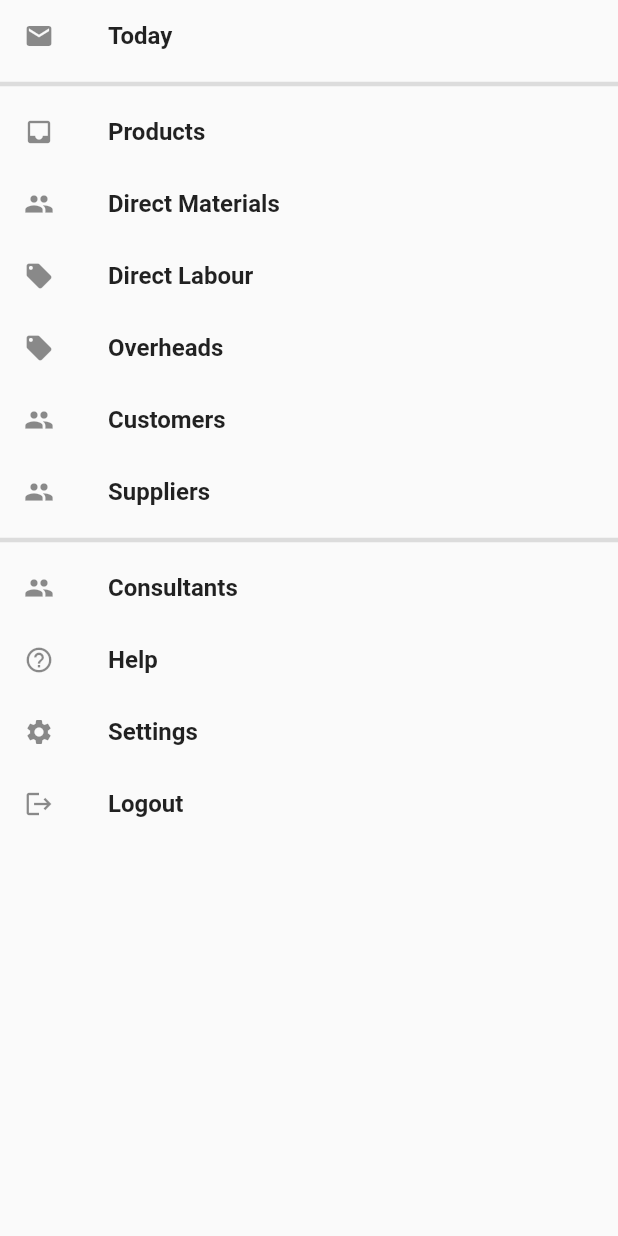
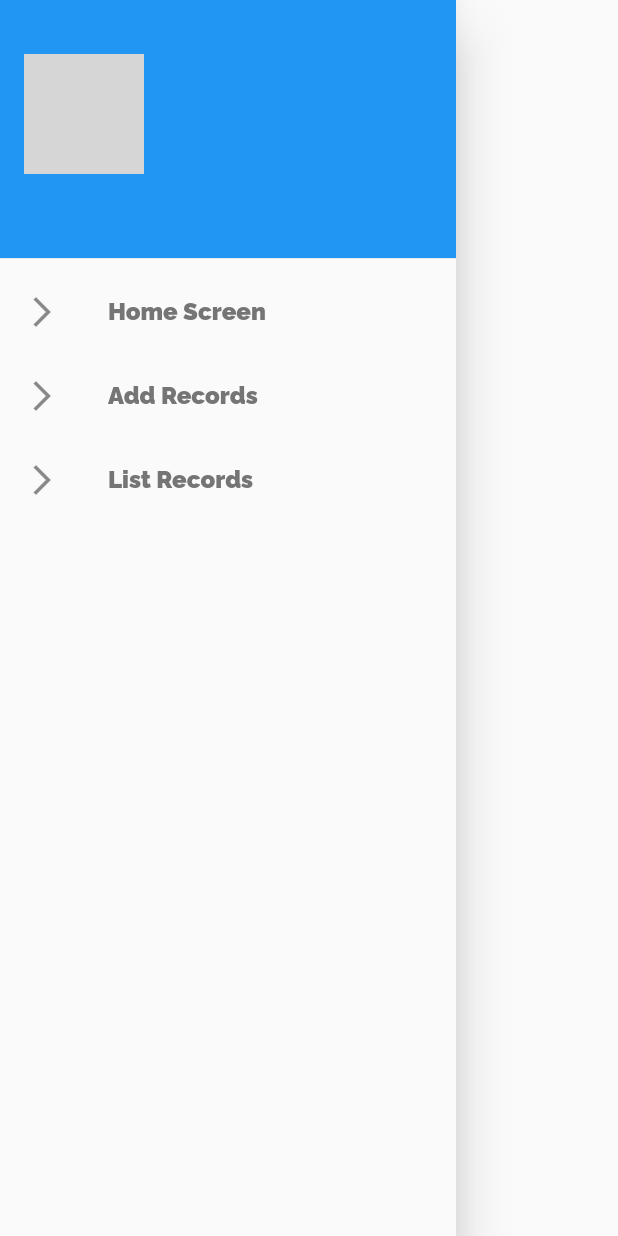
Before and after one commit to msaaddev/Routes-And-API-Integration-Flutter, a Flutter app: the DrawerList widget shown alone on an empty page, opened directly, on a phone screen of 412 x 824 dp. Run offline on Flutter 3.47's test engine with Material 2 defaults, Android fonts, the phone set to English and light mode, and no system bars; network calls fail; grey boxes are pictures that could not be loaded.

```diff
--- a/lib/AppDrawer.dart
+++ b/lib/AppDrawer.dart
@@ -1,4 +1,7 @@
 import 'package:flutter/material.dart';
+import 'package:assignment6/main.dart';
+import 'package:assignment6/AddRecord.dart';
+import 'package:assignment6/ListRecord.dart';
 
 class DrawerList extends StatefulWidget {
   @override
@@ -6,59 +9,77 @@ class DrawerList extends StatefulWidget {
 }
 
 class NewDrawerList extends State<DrawerList> {
-  List<String> labels = [
-    'Today',
-    'Products',
-    'Direct Materials',
-    'Direct Labour',
-    'Overheads',
-    'Customers',
-    'Suppliers',
-    'Consultants',
-    'Help',
-    'Settings',
-    'Logout'
-  ];
-
-  List<IconData> icons = [
-    Icons.email,
-    Icons.inbox,
-    Icons.group,
-    Icons.local_offer,
-    Icons.local_offer,
-    Icons.group,
-    Icons.group,
-    Icons.group,
-    Icons.help_outline,
-    Icons.settings,
-    Icons.logout
-  ];
-
   @override
   Widget build(BuildContext context) {
-    return Container(
-        height: double.maxFinite,
-        child: ListView.builder(
-            itemCount: labels.length,
-            itemBuilder: (context, index) {
-              return Column(children: <Widget>[
+    return Drawer(
+        child: ListView(
+      children: [
+        Container(
+          height: 180.0,
+          child: DrawerHeader(
+            child: Column(
+              crossAxisAlignment: CrossAxisAlignment.start,
+              children: <Widget>[
                 Container(
-                    child: index == 1 || index == 7
-                        ? Divider(
-                            thickness: 3,
-                          )
-                        : null),
-                ListTile(
-                  leading: Icon(icons[index], size: 20),
-                  title: Text(labels[index],
-                      style:
-                          TextStyle(fontSize: 16, fontWeight: FontWeight.w600)),
-                  onTap: () {
-                    Navigator.pop(context);
-                  },
-                  dense: true,
-                )
-              ]);
+                  margin: EdgeInsets.only(top: 20.0),
+                  child: ClipRRect(
+                    borderRadius: BorderRadius.circular(50),
+                    child: Image.network(
+                      'https://i.imgur.com/rG1TxNQ.png',
+                      height: 80,
+                      width: 80,
+                    ),
+                  ),
+                ),
+              ],
+            ),
+            decoration: BoxDecoration(
+              color: Colors.blue,
+            ),
+          ),
+        ),
+        ListTile(
+          leading: Icon(Icons.arrow_forward_ios),
+          title: Text('Home Screen',
+              style: TextStyle(
+                fontFamily: 'Raleway',
+                fontSize: 16,
+                color: Colors.grey[600],
+              )),
+          onTap: () {
+            Navigator.push(context, MaterialPageRoute(builder: (context) {
+              return MyApp();
             }));
+          },
+        ),
+        ListTile(
+            leading: Icon(Icons.arrow_forward_ios),
+            title: Text('Add Records',
+                style: TextStyle(
+                  fontFamily: 'Raleway',
+                  fontSize: 16,
+                  color: Colors.grey[600],
+                )),
+            onTap: () {
+              Navigator.push(context, MaterialPageRoute(builder: (context) {
+                return AddRecord();
+              }));
+            }),
+        ListTile(
+          leading: Icon(Icons.arrow_forward_ios),
+          title: Text('List Records',
+              style: TextStyle(
+                fontFamily: 'Raleway',
+                fontSize: 16,
+                color: Colors.grey[600],
+              )),
+          onTap: () {
+            Navigator.push(context, MaterialPageRoute(builder: (context) {
+              return ListRecord();
+            }));
+          },
+        ),
+      ],
+    ));
   }
 }
```
